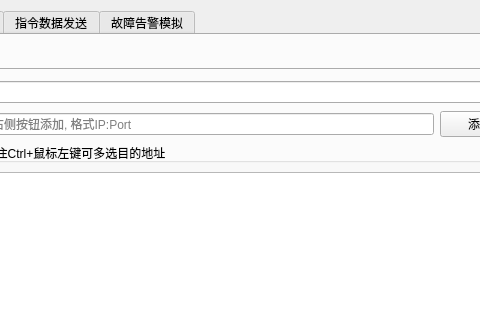
The window that DataProcessor/mainwindow.ui (mawenshui/My_Tools_Project) describes before a commit, drawn with Qt 5; both pictures show x 210 to 690 and y 0 to 320 of the 847 by 540 pixel window.
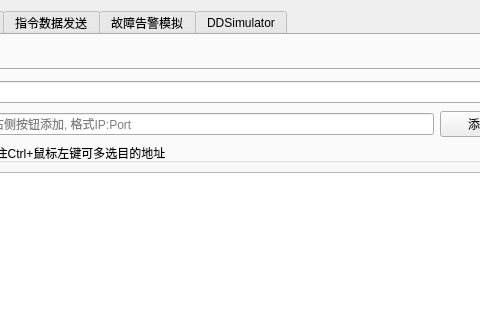
The same window after the commit.

Patch:
```diff
--- a/DataProcessor/mainwindow.ui
+++ b/DataProcessor/mainwindow.ui
@@ -397,6 +397,11 @@
           <string>故障告警模拟</string>
          </attribute>
         </widget>
+        <widget class="QWidget" name="tab_DDSimulator">
+         <attribute name="title">
+          <string>DDSimulator</string>
+         </attribute>
+        </widget>
        </widget>
       </item>
      </layout>
```
